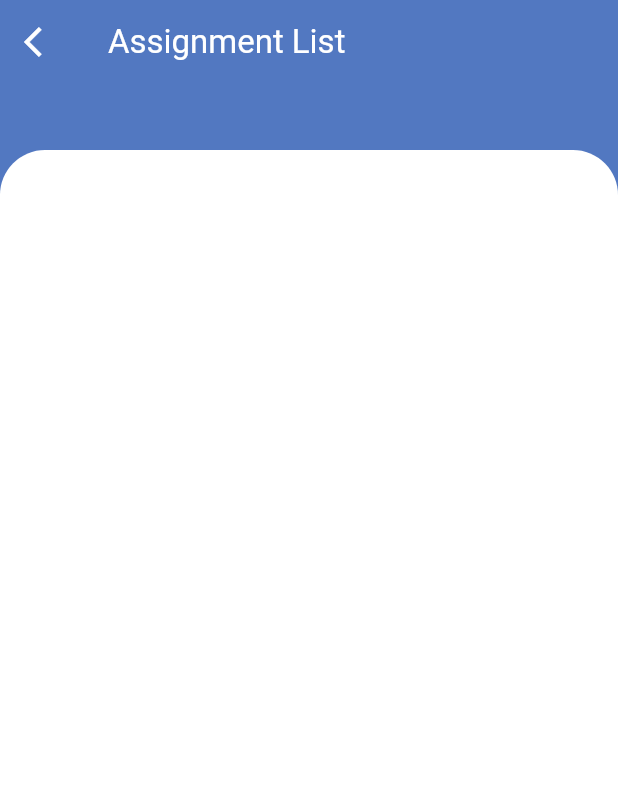
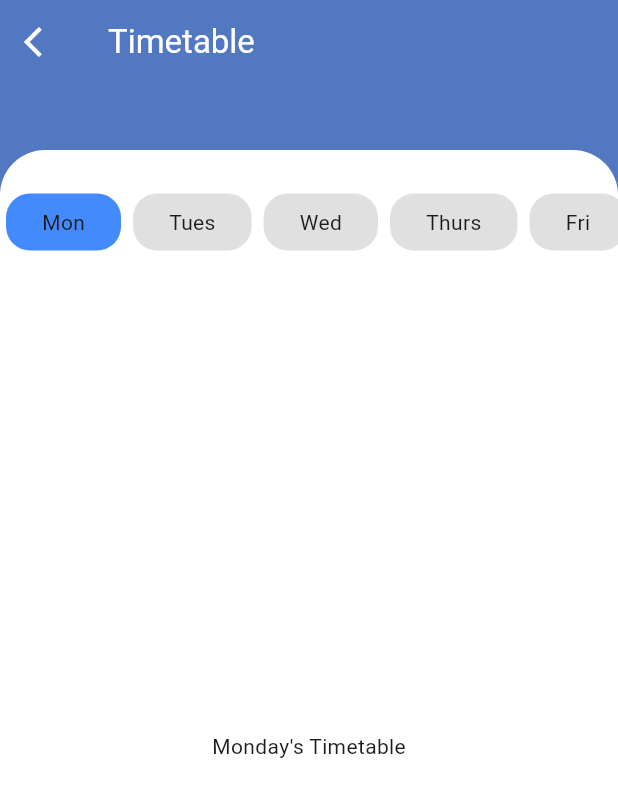
Before and after one commit to georgecabaccang/iskulapp-flutter, a Flutter app: the TimeTablePage screen opened directly, on a phone screen of 412 x 824 dp. Shown: the top 797 px of the screen. Run offline on Flutter 3.47's test engine with Material 3 defaults, Android fonts, the phone set to English and light mode, and no system bars; drawn by our look-alikes of buttons_tabbar; our stand-ins replace flutter_bloc, flutter_dotenv, flutter_secure_storage, flutter_spinkit, freezed_annotation, table_calendar; accounts and stored records are empty.

Commit message:
buttons_tabbar package applied

```diff
--- a/lib/pages/home/home_page.dart
+++ b/lib/pages/home/home_page.dart
@@ -427,13 +427,7 @@ class _HomePageState extends State<HomePage> {
         'callback': () => ()
       },
       {'title': 'Change Password', 'icon': Icons.lock, 'callback': () => ()},
-<<<<<<< HEAD
-
       {'title': 'Events', 'icon': Icons.event, 'callback':() => _goToEventsPage()},
-
-=======
-      {'title': 'Events', 'icon': Icons.event, 'callback':() => _goToEventsPage()},
->>>>>>> develop
       {
         'title': 'Logout',
         'icon': Icons.logout,
--- a/lib/pages/timetable/timetable_page.dart
+++ b/lib/pages/timetable/timetable_page.dart
@@ -1,11 +1,11 @@
 import 'package:flutter/material.dart';
+import 'package:school_erp/pages/timetable/widget/timetable_tabbar.dart';
 import 'package:school_erp/theme/colors.dart';
 import 'package:school_erp/theme/text_styles.dart';
 import 'dart:convert';
 import 'package:flutter/services.dart';
 import 'package:school_erp/pages/common_widgets/custom_app_bar.dart';
 import 'package:school_erp/pages/assignment/widgets/assignment_animation_manager.dart';
-
 
 class TimeTablePage extends StatefulWidget {
   const TimeTablePage({super.key});
@@ -14,22 +14,24 @@ class TimeTablePage extends StatefulWidget {
   _TimeTablePageState createState() => _TimeTablePageState();
 }
 
-class _TimeTablePageState extends State<TimeTablePage> with SingleTickerProviderStateMixin  {
+class _TimeTablePageState extends State<TimeTablePage>
+    with TickerProviderStateMixin {
   late AssignmentAnimationManager animationManager;
-  List<dynamic> events = [];
+  late TabController _tabController;
 
   @override
   void initState() {
     super.initState();
-    // loadJsonData();
-    animationManager = AssignmentAnimationManager(vsync:this);
+    animationManager = AssignmentAnimationManager(vsync: this);
+    _tabController = TabController(
+        length: 6,
+        vsync: this); // Adjust the length based on the number of tabs
     _startAnimation();
   }
 
   void _startAnimation() {
     animationManager.startAnimation();
   }
-
 
   void _handleBackPress() {
     animationManager.reverseAnimation();
@@ -40,11 +42,17 @@ class _TimeTablePageState extends State<TimeTablePage> with SingleTickerProvider
     });
   }
 
+  @override
+  void dispose() {
+    _tabController.dispose();
+    super.dispose();
+  }
 
   @override
   Widget build(BuildContext context) {
-    return Scaffold(   appBar: CustomAppBar(
-        title: "Assignment List",
+    return Scaffold(
+      appBar: CustomAppBar(
+        title: "Timetable",
         fadeAnimation: animationManager.fadeAnimation,
         onBackPressed: _handleBackPress,
       ),
@@ -77,12 +85,18 @@ class _TimeTablePageState extends State<TimeTablePage> with SingleTickerProvider
             child: Column(
               children: [
                 const SizedBox(height: 25),
+                TimeTableTabBar(controller: _tabController),
                 Expanded(
-                  child: ListView(
-                    padding: const EdgeInsets.all(16.0),
+                  child: TabBarView(
+                    controller: _tabController,
                     children: [
-                          //put content here
-                        ],
+                      Center(child: Text("Monday's Timetable")),
+                      Center(child: Text("Tuesday's Timetable")),
+                      Center(child: Text("Wednesday's Timetable")),
+                      Center(child: Text("Thursday's Timetable")),
+                      Center(child: Text("Friday's Timetable")),
+                      Center(child: Text("Saturday's Timetable")),
+                    ],
                   ),
                 ),
               ],
@@ -92,11 +106,4 @@ class _TimeTablePageState extends State<TimeTablePage> with SingleTickerProvider
       ),
     );
   }
-
-
-
-
-
-
-
 }
--- /dev/null
+++ b/lib/pages/timetable/widget/timetable_tabbar.dart
@@ -0,0 +1,47 @@
+import 'package:flutter/material.dart';
+import 'package:buttons_tabbar/buttons_tabbar.dart';
+
+class TimeTableTabBar extends StatelessWidget {
+  final TabController controller;
+
+  const TimeTableTabBar({Key? key, required this.controller}) : super(key: key);
+
+  @override
+  Widget build(BuildContext context) {
+    return ButtonsTabBar(
+      controller: controller,
+      backgroundColor: Colors.blueAccent,
+      unselectedBackgroundColor: Colors.grey[300],
+      unselectedLabelStyle: const TextStyle(color: Colors.white),
+      labelStyle: const TextStyle(color: Colors.white, fontWeight: FontWeight.bold),
+      radius: 16,
+      contentPadding: const EdgeInsets.symmetric(horizontal: 16),
+      tabs: const [
+        Tab(child: Padding(
+          padding: EdgeInsets.only(left: 8.0,right: 8.0),
+          child: Text("Mon"),
+        ),),
+       Tab(child: Padding(
+          padding: EdgeInsets.only(left: 8.0,right: 8.0),
+          child: Text("Tues"),
+        ),),
+        Tab(child: Padding(
+          padding: EdgeInsets.only(left: 8.0,right: 8.0),
+          child: Text("Wed"),
+        ),),
+        Tab(child: Padding(
+          padding: EdgeInsets.only(left: 8.0,right: 8.0),
+          child: Text("Thurs"),
+        ),),
+        Tab(child: Padding(
+          padding: EdgeInsets.only(left: 8.0,right: 8.0),
+          child: Text("Fri"),
+        ),),
+        Tab(child: Padding(
+          padding: EdgeInsets.only(left: 8.0,right: 8.0),
+          child: Text("Sat"),
+        ),),
+      ],
+    );
+  }
+}
--- a/pubspec.yaml
+++ b/pubspec.yaml
@@ -41,6 +41,7 @@ dependencies:
   # The following adds the Cupertino Icons font to your application.
   # Use with the CupertinoIcons class for iOS style icons.
   cupertino_icons: ^1.0.6
+  buttons_tabbar: ^1.3.13
   freezed_annotation: ^2.4.4
   flutter_spinkit: ^5.2.1
   mocktail: ^1.0.4
```
Also changed, not shown: 1 other file.
